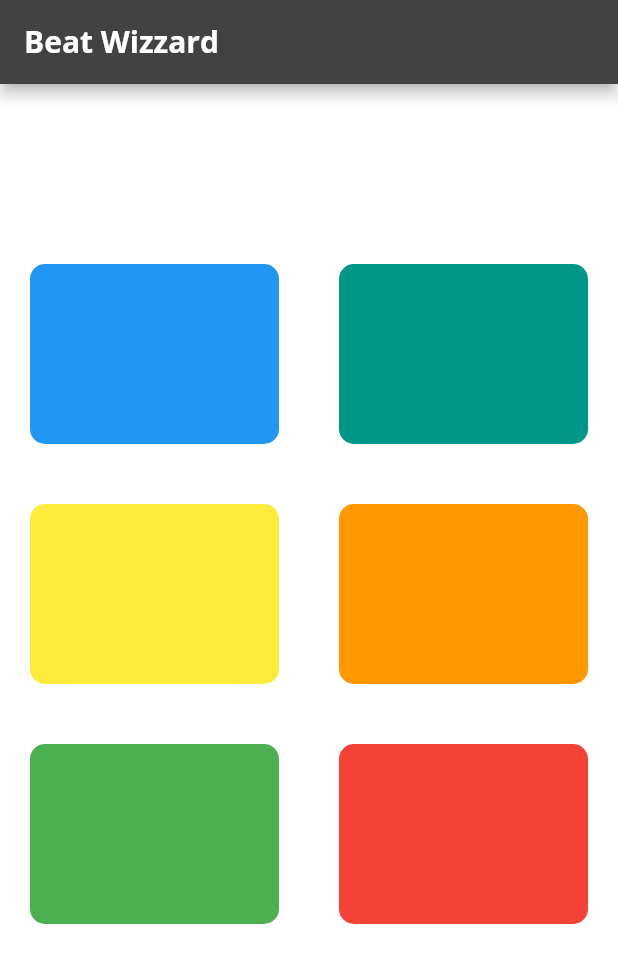
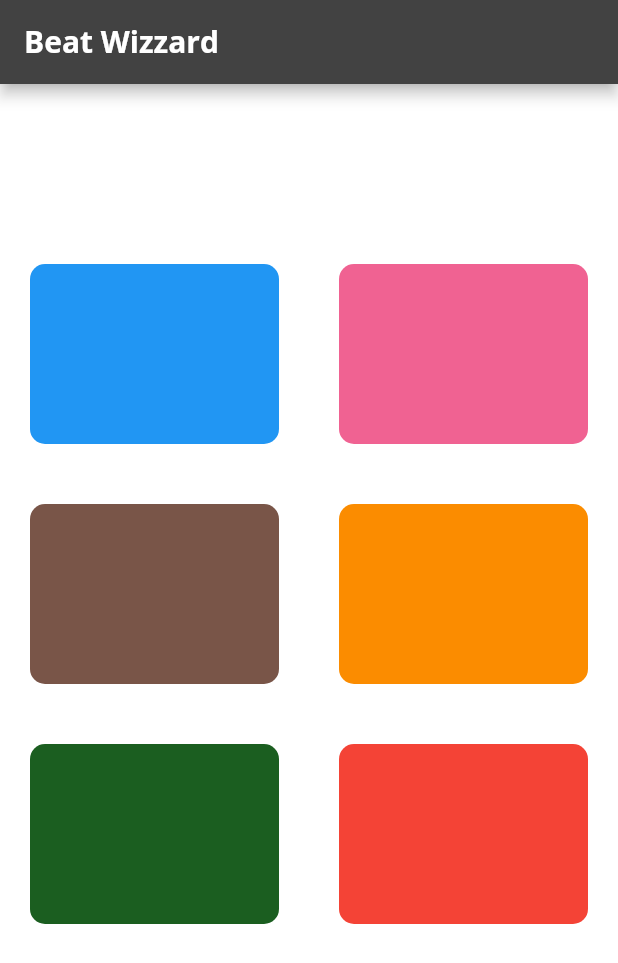
Before and after one commit to silverhairs/100daysOfFlutter, a Flutter app: the screen it shows after launch, on a phone screen of 412 x 824 dp. Shown: the top 963 px of the screen. Run offline on Flutter 3.47's test engine with Material 2 defaults, Android fonts, the phone set to English and light mode, and no system bars; our stand-ins replace audioplayers, font_awesome_flutter, google_fonts, rflutter_alert.

Commit message:
changed button colors

```diff
--- a/beat_wizard/lib/key.dart
+++ b/beat_wizard/lib/key.dart
@@ -19,7 +19,7 @@ class BeatKey extends StatelessWidget {
               ),
               Expanded(
                 child: BeatButton(
-                  background: Colors.teal,
+                  background: Colors.pink[300],
                   beat: 'violin.wav',
                 ),
               ),
@@ -30,13 +30,13 @@ class BeatKey extends StatelessWidget {
           children: <Widget>[
             Expanded(
               child: BeatButton(
-                background: Colors.yellow,
-                beat: 'pop_dance.wav',
+                background: Colors.brown,
+                beat: 'beat1.wav',
               ),
             ),
             Expanded(
               child: BeatButton(
-                background: Colors.orange,
+                background: Colors.orange[600],
                 beat: 'bass.wav',
               ),
             ),
@@ -46,7 +46,7 @@ class BeatKey extends StatelessWidget {
           children: <Widget>[
             Expanded(
               child: BeatButton(
-                background: Colors.green,
+                background: Colors.green[900],
                 beat: 'triangle.wav',
               ),
             ),
```
